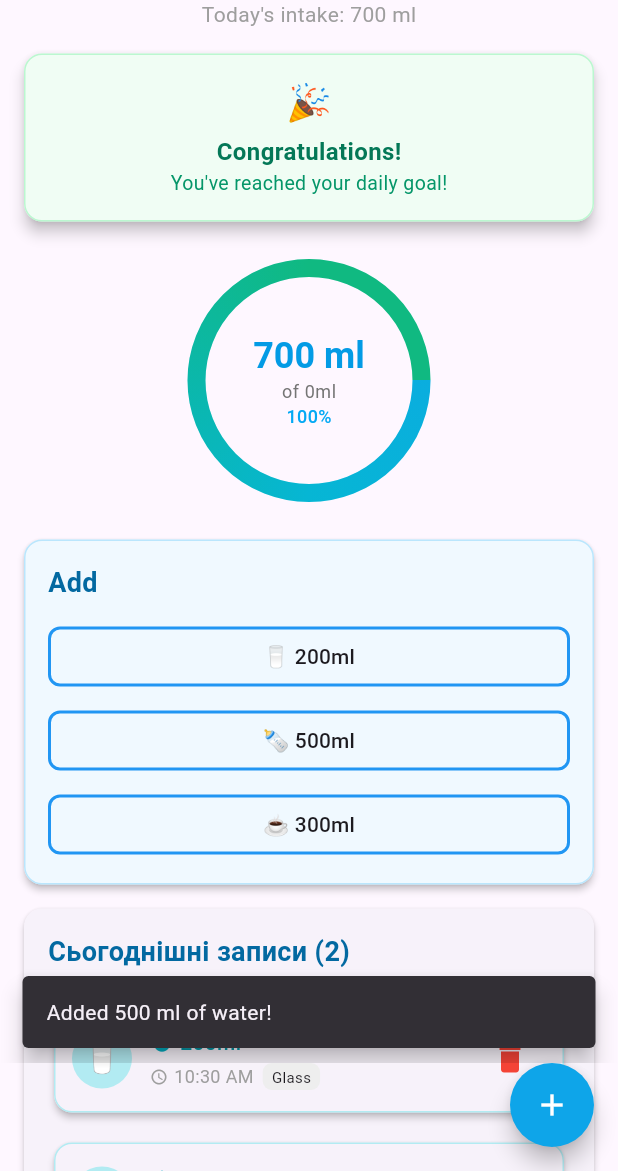
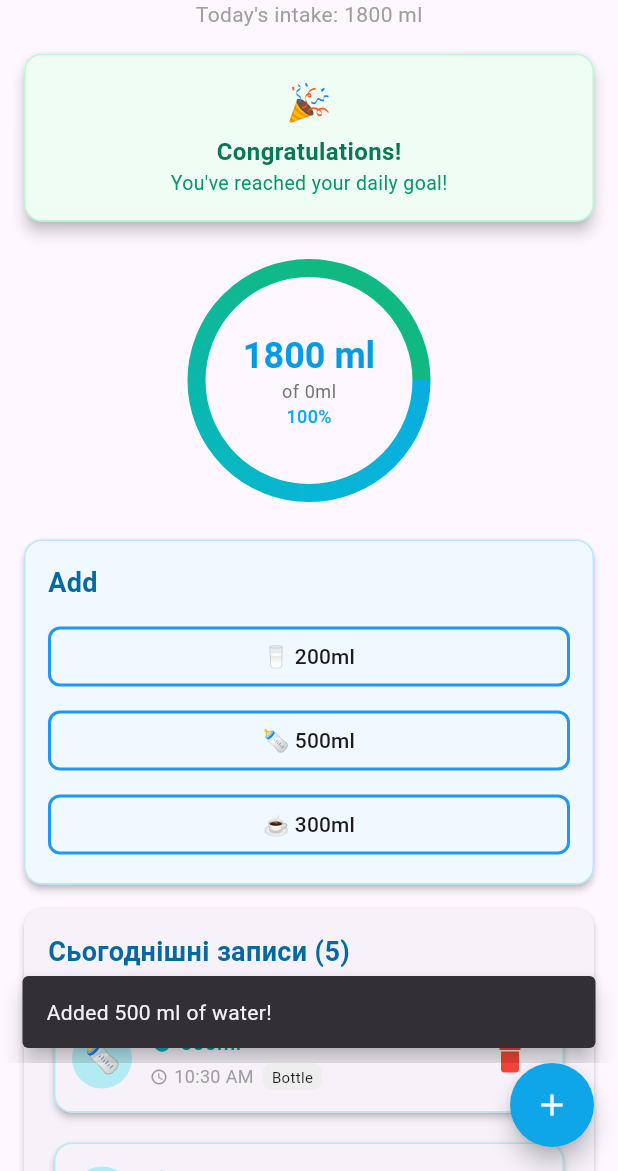
Before and after one commit to khomiak-denys/Fluidity, a Flutter app: the HomeScreen screen opened directly with empty values, after a tap on "🥛 200ml", after a tap on "🍼 500ml", on a phone screen of 412 x 824 dp, the part 65-1236 px from its top. Run offline on Flutter 3.47's test engine with Material 3 defaults, Android fonts, the phone set to English and light mode, and no system bars; drawn by our look-alikes of flutter_animate; our stand-ins replace firebase_analytics, firebase_auth, firebase_core, firebase_crashlytics, fl_chart, flutter_bloc and 1 more; accounts and stored records are empty; generated files the repository leaves out were written again.

Commit message:
BLoC + water_entry_detail

```diff
--- /dev/null
+++ b/lib/blocs/water/water_bloc.dart
@@ -0,0 +1,54 @@
+import 'package:flutter_bloc/flutter_bloc.dart';
+import '../../models/water_intake.dart';
+import 'water_event.dart';
+import 'water_state.dart';
+
+class WaterBloc extends Bloc<WaterEvent, WaterState> {
+  WaterBloc() : super(WaterInitial()) {
+    on<LoadWaterEvent>(_onLoad);
+    on<RefreshWaterEvent>(_onLoad);
+    on<SimulateErrorEvent>(_onSimulateError);
+    on<AddWaterEntryEvent>(_onAddEntry);
+    on<DeleteWaterEntryEvent>(_onDeleteEntry);
+  }
+
+  Future<void> _onLoad(WaterEvent event, Emitter<WaterState> emit) async {
+    final currentData = state is WaterLoaded ? (state as WaterLoaded).data : <WaterIntakeEntry>[];
+    emit(WaterLoading(data: currentData));
+    await Future.delayed(const Duration(milliseconds: 500));
+    try {
+      // Hardcoded demo data
+      final result = [
+        WaterIntakeEntry(id: '1', amount: 250, time: '09:30', type: 'glass', comment: 'Morning'),
+        WaterIntakeEntry(id: '2', amount: 500, time: '12:15', type: 'bottle', comment: 'Lunch'),
+        WaterIntakeEntry(id: '3', amount: 350, time: '15:45', type: 'cup', comment: 'Afternoon'),
+      ];
+      emit(WaterLoaded(data: result));
+    } catch (e) {
+      emit(WaterError(error: e, data: currentData));
+    }
+  }
+
+  Future<void> _onSimulateError(SimulateErrorEvent event, Emitter<WaterState> emit) async {
+    final currentData = state is WaterLoaded ? (state as WaterLoaded).data : <WaterIntakeEntry>[];
+    emit(WaterLoading(data: currentData));
+    await Future.delayed(const Duration(milliseconds: 300));
+    try {
+      throw 'Simulated error';
+    } catch (e) {
+      emit(WaterError(error: e, data: currentData));
+    }
+  }
+
+  Future<void> _onAddEntry(AddWaterEntryEvent event, Emitter<WaterState> emit) async {
+    final currentData = state is WaterLoaded ? List<WaterIntakeEntry>.from((state as WaterLoaded).data) : <WaterIntakeEntry>[];
+    currentData.insert(0, event.entry);
+    emit(WaterLoaded(data: currentData));
+  }
+
+  Future<void> _onDeleteEntry(DeleteWaterEntryEvent event, Emitter<WaterState> emit) async {
+    final currentData = state is WaterLoaded ? List<WaterIntakeEntry>.from((state as WaterLoaded).data) : <WaterIntakeEntry>[];
+    currentData.removeWhere((e) => e.id == event.id);
+    emit(WaterLoaded(data: currentData));
+  }
+}
--- /dev/null
+++ b/lib/blocs/water/water_event.dart
@@ -0,0 +1,19 @@
+import '../../models/water_intake.dart';
+
+abstract class WaterEvent {}
+
+class LoadWaterEvent extends WaterEvent {}
+
+class RefreshWaterEvent extends WaterEvent {}
+
+class SimulateErrorEvent extends WaterEvent {}
+
+class AddWaterEntryEvent extends WaterEvent {
+  final WaterIntakeEntry entry;
+  AddWaterEntryEvent(this.entry);
+}
+
+class DeleteWaterEntryEvent extends WaterEvent {
+  final String id;
+  DeleteWaterEntryEvent(this.id);
+}
--- /dev/null
+++ b/lib/blocs/water/water_state.dart
@@ -0,0 +1,21 @@
+import '../../models/water_intake.dart';
+
+abstract class WaterState {}
+
+class WaterInitial extends WaterState {}
+
+class WaterLoading extends WaterState {
+  final List<WaterIntakeEntry> data;
+  WaterLoading({this.data = const []});
+}
+
+class WaterLoaded extends WaterState {
+  final List<WaterIntakeEntry> data;
+  WaterLoaded({required this.data});
+}
+
+class WaterError extends WaterState {
+  final Object error;
+  final List<WaterIntakeEntry> data;
+  WaterError({required this.error, this.data = const []});
+}
--- a/lib/screens/home_screen.dart
+++ b/lib/screens/home_screen.dart
@@ -5,6 +5,11 @@ import 'package:fluidity/widgets/water_progress.dart';
 import '../models/water_intake.dart';
 import '../widgets/water_intake.dart';
 import 'package:fluidity/ui/button.dart';
+import 'package:flutter_bloc/flutter_bloc.dart';
+import '../blocs/water/water_bloc.dart';
+import '../blocs/water/water_event.dart';
+import '../blocs/water/water_state.dart';
+import 'water_entry_detail.dart';
 
 const Color sky50 = Color(0xFFF0F9FF);
 const Color cyan50 = Color(0xFFECFEFF);
@@ -33,8 +38,7 @@ class HomeScreen extends StatefulWidget {
 }
 
 class _HomeScreenState extends State<HomeScreen> with TickerProviderStateMixin {
-  // Припускаємо, що WaterIntakeEntry - це клас, визначений у water_intake.dart
-  List<WaterIntakeEntry> entries = [];
+  // Data is managed by WaterBloc; local entries list removed
 
   // Анімаційні контролери для імітації motion.div
   late AnimationController _headerController;
@@ -73,15 +77,14 @@ class _HomeScreenState extends State<HomeScreen> with TickerProviderStateMixin {
 
   void handleQuickAdd(int amount, String type) {
     final now = TimeOfDay.now();
-    setState(() {
-      entries.add(WaterIntakeEntry(
+    final entry = WaterIntakeEntry(
       id: DateTime.now().millisecondsSinceEpoch.toString(),
       amount: amount,
       time: now.format(context),
       type: type,
-        comment: '$amount ml $type'
-      ));
-    });
+      comment: '$amount ml $type',
+    );
+    context.read<WaterBloc>().add(AddWaterEntryEvent(entry));
     // Імітація sonner toast.success
     ScaffoldMessenger.of(context).showSnackBar(
       SnackBar(
@@ -94,19 +97,16 @@ class _HomeScreenState extends State<HomeScreen> with TickerProviderStateMixin {
 
   void handleCustomAdd(int amount, String type, String? comment) {
     final now = TimeOfDay.now();
-    setState(() {
-      entries.add(WaterIntakeEntry(
+    final entry = WaterIntakeEntry(
       id: DateTime.now().millisecondsSinceEpoch.toString(),
       amount: amount,
       time: now.format(context),
       type: type,
       comment: comment ?? '',
-      ));
-    });
+    );
+    context.read<WaterBloc>().add(AddWaterEntryEvent(entry));
     // Закриття діалогу
     Navigator.of(context).pop();
-  // Оновлення UI
-  setState(() {});
 
     // Імітація sonner toast.success
     ScaffoldMessenger.of(context).showSnackBar(
@@ -119,9 +119,7 @@ class _HomeScreenState extends State<HomeScreen> with TickerProviderStateMixin {
   }
 
   void handleDelete(String id) {
-    setState(() {
-      entries.removeWhere((e) => e.id == id);
-    });
+    context.read<WaterBloc>().add(DeleteWaterEntryEvent(id));
     ScaffoldMessenger.of(context).showSnackBar(
       SnackBar(
         content: Text(AppLocalizations.of(context)!.entryDeleted),
@@ -131,7 +129,7 @@ class _HomeScreenState extends State<HomeScreen> with TickerProviderStateMixin {
     );
   }
 
-  int get totalIntake => entries.fold(0, (sum, e) => sum + e.amount);
+  int _sumIntake(List<WaterIntakeEntry> entries) => entries.fold(0, (sum, e) => sum + e.amount);
 
   void _showCustomAddDialog(BuildContext context) {
   setState(() {});
@@ -148,9 +146,14 @@ class _HomeScreenState extends State<HomeScreen> with TickerProviderStateMixin {
 
   @override
   Widget build(BuildContext context) {
-    final bool isGoalAchieved = totalIntake >= widget.dailyGoal;
+    // Read current water state from bloc
+    final waterState = context.watch<WaterBloc>().state;
+    final List<WaterIntakeEntry> entries =
+        waterState is WaterLoaded ? waterState.data : (waterState is WaterLoading ? waterState.data : (waterState is WaterError ? waterState.data : <WaterIntakeEntry>[]));
+    final int totalIntake = _sumIntake(entries);
 
     // Запуск анімації досягнення цілі
+    final bool isGoalAchieved = totalIntake >= widget.dailyGoal;
     if (isGoalAchieved) {
       if (mounted) _goalController.forward();
     } else {
@@ -438,14 +441,29 @@ class _EntriesListCard extends StatelessWidget {
                   style: const TextStyle(fontSize: 18, fontWeight: FontWeight.bold, color: sky700),
                 ),
               ),
-          // CardContent (space-y-2)
-          ...entries.map((entry) => Padding(
+              // CardContent (use ListView.builder so it's a proper list)
+              Padding(
                 padding: const EdgeInsets.symmetric(horizontal: 16),
-            child: WaterIntakeCard( // Припускаємо, що WaterIntakeCard обробляє свій Divider
+                child: ListView.builder(
+                  shrinkWrap: true,
+                  physics: const NeverScrollableScrollPhysics(),
+                  itemCount: entries.length,
+                  itemBuilder: (context, index) {
+                    final entry = entries[index];
+                    return InkWell(
+                      borderRadius: BorderRadius.circular(12),
+                      onTap: () => Navigator.of(context).push(MaterialPageRoute(builder: (_) => WaterEntryDetailScreen(entry: entry))),
+                      child: Padding(
+                        padding: const EdgeInsets.symmetric(vertical: 0.0),
+                        child: WaterIntakeCard(
                           entry: entry,
                           onDelete: onDelete,
                         ),
-          )).toList(),
+                      ),
+                    );
+                  },
+                ),
+              ),
               const SizedBox(height: 16), // Додаємо відступ знизу, як space-y-
             ],
           ),
--- a/pubspec.yaml
+++ b/pubspec.yaml
@@ -25,6 +25,7 @@ dependencies:
   flutter_localizations:
     sdk: flutter
   intl: ^0.20.2
+  flutter_bloc: ^8.1.3
 
 dev_dependencies:
   flutter_test:
```
Also changed, not shown: lib/main.dart (+22 -16 lines), lib/screens/water_entry_detail.dart (added, +33 -0 lines), pubspec.lock. Lines whose indentation alone changed are shown as unchanged.
